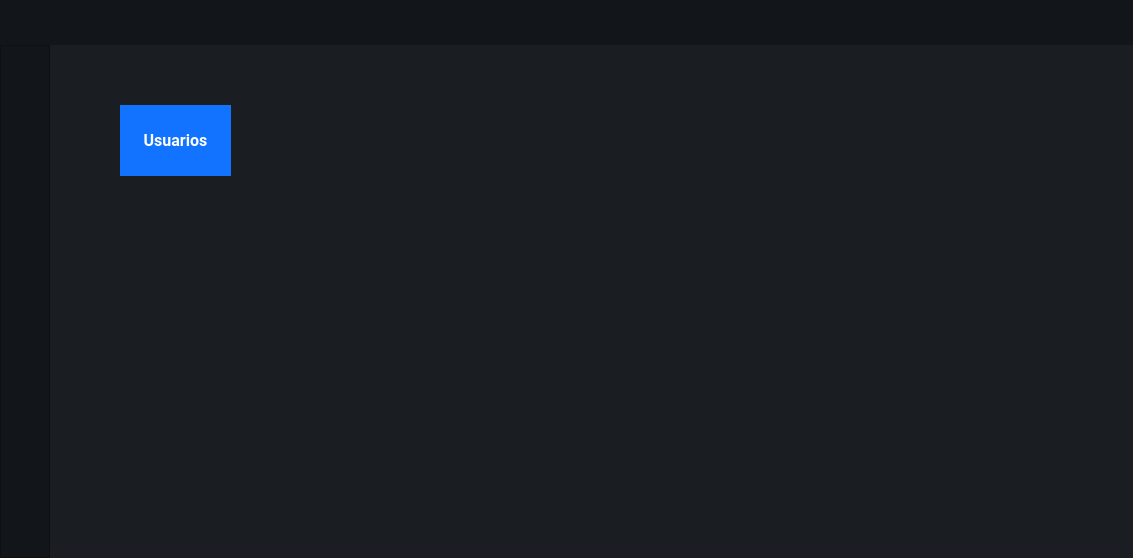
Qt form Interfaces/main/main_ui.ui (juanignaciocansillieri/Proyecto-Final) before a commit.
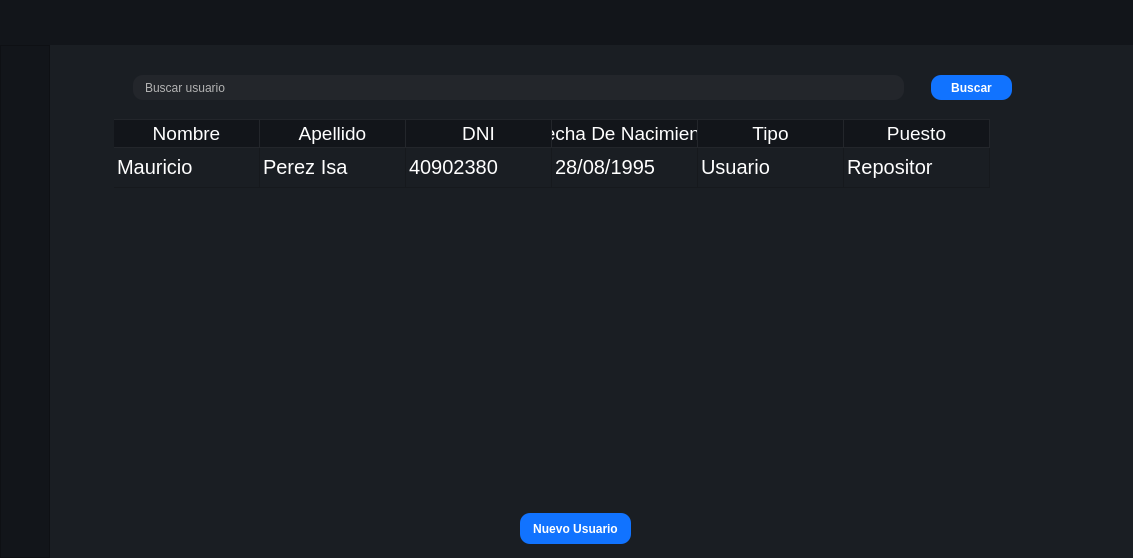
The same form after that commit. The open tabs and pages were chosen to show the change. Icons and pictures are not drawn.

```diff
--- a/Interfaces/main/main_ui.ui
+++ b/Interfaces/main/main_ui.ui
@@ -957,29 +957,360 @@
              </widget>
             </widget>
             <widget class="QWidget" name="page_usuarios">
-             <widget class="QLabel" name="label_4">
+             <widget class="QFrame" name="frame_principal_usuarios">
               <property name="geometry">
                <rect>
-                <x>70</x>
-                <y>60</y>
-                <width>111</width>
-                <height>71</height>
+                <x>0</x>
+                <y>0</y>
+                <width>1071</width>
+                <height>511</height>
                </rect>
               </property>
-              <property name="font">
-               <font>
-                <family>Roboto</family>
-                <pointsize>12</pointsize>
-                <weight>75</weight>
-                <bold>true</bold>
-               </font>
+              <property name="minimumSize">
+               <size>
+                <width>0</width>
+                <height>503</height>
+               </size>
               </property>
-              <property name="styleSheet">
-               <string notr="true">background-color: rgb(17, 115, 255);</string>
+              <property name="frameShape">
+               <enum>QFrame::StyledPanel</enum>
               </property>
-              <property name="text">
-               <string>&lt;html&gt;&lt;head/&gt;&lt;body&gt;&lt;p align=&quot;center&quot;&gt;&lt;span style=&quot; color:#ffffff;&quot;&gt;Usuarios&lt;/span&gt;&lt;/p&gt;&lt;/body&gt;&lt;/html&gt;</string>
+              <property name="frameShadow">
+               <enum>QFrame::Raised</enum>
               </property>
+              <layout class="QVBoxLayout" name="verticalLayout_8">
+               <property name="spacing">
+                <number>0</number>
+               </property>
+               <property name="leftMargin">
+                <number>0</number>
+               </property>
+               <property name="topMargin">
+                <number>0</number>
+               </property>
+               <property name="rightMargin">
+                <number>0</number>
+               </property>
+               <property name="bottomMargin">
+                <number>0</number>
+               </property>
+               <item alignment="Qt::AlignTop">
+                <widget class="QFrame" name="frame_superior">
+                 <property name="minimumSize">
+                  <size>
+                   <width>900</width>
+                   <height>65</height>
+                  </size>
+                 </property>
+                 <property name="maximumSize">
+                  <size>
+                   <width>16777215</width>
+                   <height>50</height>
+                  </size>
+                 </property>
+                 <property name="frameShape">
+                  <enum>QFrame::StyledPanel</enum>
+                 </property>
+                 <property name="frameShadow">
+                  <enum>QFrame::Raised</enum>
+                 </property>
+                 <layout class="QVBoxLayout" name="verticalLayout_9">
+                  <item alignment="Qt::AlignHCenter|Qt::AlignVCenter">
+                   <widget class="QGroupBox" name="groupBox_2">
+                    <property name="minimumSize">
+                     <size>
+                      <width>990</width>
+                      <height>50</height>
+                     </size>
+                    </property>
+                    <property name="maximumSize">
+                     <size>
+                      <width>0</width>
+                      <height>70</height>
+                     </size>
+                    </property>
+                    <property name="title">
+                     <string/>
+                    </property>
+                    <widget class="QLineEdit" name="lineEdit_2">
+                     <property name="geometry">
+                      <rect>
+                       <x>43</x>
+                       <y>21</y>
+                       <width>771</width>
+                       <height>25</height>
+                      </rect>
+                     </property>
+                     <property name="styleSheet">
+                      <string notr="true">QLineEdit{
+background-color: #23262b;
+border-radius: 10px;
+padding:0 10px;
+color: #b3b3b3;
+}
+
+
+QLineEdit:focus{
+border: 1px solid rgb(75, 75, 75);
+}</string>
+                     </property>
+                     <property name="text">
+                      <string>Buscar usuario</string>
+                     </property>
+                     <property name="placeholderText">
+                      <string>Buscar un producto</string>
+                     </property>
+                    </widget>
+                    <widget class="QPushButton" name="pushButton_3">
+                     <property name="geometry">
+                      <rect>
+                       <x>841</x>
+                       <y>21</y>
+                       <width>81</width>
+                       <height>25</height>
+                      </rect>
+                     </property>
+                     <property name="cursor">
+                      <cursorShape>PointingHandCursor</cursorShape>
+                     </property>
+                     <property name="styleSheet">
+                      <string notr="true">QPushButton{
+background-color: #1173ff;
+color: #fff;
+border-radius:10px;
+font-weight:bold;
+}
+QPushButton:hover{
+background-color: #45a9f0;
+}</string>
+                     </property>
+                     <property name="text">
+                      <string>Buscar</string>
+                     </property>
+                    </widget>
+                   </widget>
+                  </item>
+                 </layout>
+                </widget>
+               </item>
+               <item>
+                <widget class="QFrame" name="frame_7">
+                 <property name="minimumSize">
+                  <size>
+                   <width>0</width>
+                   <height>288</height>
+                  </size>
+                 </property>
+                 <property name="maximumSize">
+                  <size>
+                   <width>16777215</width>
+                   <height>500</height>
+                  </size>
+                 </property>
+                 <property name="frameShape">
+                  <enum>QFrame::StyledPanel</enum>
+                 </property>
+                 <property name="frameShadow">
+                  <enum>QFrame::Raised</enum>
+                 </property>
+                 <layout class="QVBoxLayout" name="verticalLayout_10">
+                  <item>
+                   <widget class="QTableWidget" name="tableWidget_2">
+                    <property name="minimumSize">
+                     <size>
+                      <width>0</width>
+                      <height>0</height>
+                     </size>
+                    </property>
+                    <property name="styleSheet">
+                     <string notr="true">QTableWidget{
+color:#fff;
+font-size: 20px;
+border-style: none;
+margin-left: 55px;
+}
+
+
+QHeaderView::section {
+    background-color: #12151a;
+	color:#fff;
+    font-size: 14pt;
+    border-style: none;
+    border-bottom: 1px solid #23262b;
+    border-right: 1px solid #23262b;
+}
+
+QHeaderView::section:horizontal
+{
+
+    border-top: 1px solid #23262b;
+}
+
+QHeaderView::section:vertical
+{
+
+    border-left: 1px solid #23262b;
+}</string>
+                    </property>
+                    <property name="editTriggers">
+                     <set>QAbstractItemView::NoEditTriggers</set>
+                    </property>
+                    <property name="textElideMode">
+                     <enum>Qt::ElideRight</enum>
+                    </property>
+                    <property name="showGrid">
+                     <bool>true</bool>
+                    </property>
+                    <property name="gridStyle">
+                     <enum>Qt::SolidLine</enum>
+                    </property>
+                    <property name="sortingEnabled">
+                     <bool>false</bool>
+                    </property>
+                    <property name="wordWrap">
+                     <bool>true</bool>
+                    </property>
+                    <property name="cornerButtonEnabled">
+                     <bool>true</bool>
+                    </property>
+                    <attribute name="horizontalHeaderVisible">
+                     <bool>true</bool>
+                    </attribute>
+                    <attribute name="horizontalHeaderCascadingSectionResizes">
+                     <bool>false</bool>
+                    </attribute>
+                    <attribute name="horizontalHeaderDefaultSectionSize">
+                     <number>146</number>
+                    </attribute>
+                    <attribute name="horizontalHeaderHighlightSections">
+                     <bool>true</bool>
+                    </attribute>
+                    <attribute name="verticalHeaderVisible">
+                     <bool>false</bool>
+                    </attribute>
+                    <attribute name="verticalHeaderDefaultSectionSize">
+                     <number>40</number>
+                    </attribute>
+                    <attribute name="verticalHeaderHighlightSections">
+                     <bool>true</bool>
+                    </attribute>
+                    <attribute name="verticalHeaderMinimumSectionSize">
+                     <number>20</number>
+                    </attribute>
+                    <row>
+                     <property name="text">
+                      <string>1</string>
+                     </property>
+                    </row>
+                    <column>
+                     <property name="text">
+                      <string>Nombre</string>
+                     </property>
+                    </column>
+                    <column>
+                     <property name="text">
+                      <string>Apellido</string>
+                     </property>
+                    </column>
+                    <column>
+                     <property name="text">
+                      <string>DNI</string>
+                     </property>
+                    </column>
+                    <column>
+                     <property name="text">
+                      <string>Fecha De Nacimiento</string>
+                     </property>
+                    </column>
+                    <column>
+                     <property name="text">
+                      <string>Tipo</string>
+                     </property>
+                    </column>
+                    <column>
+                     <property name="text">
+                      <string>Puesto</string>
+                     </property>
+                    </column>
+                    <item row="0" column="0">
+                     <property name="text">
+                      <string>Mauricio</string>
+                     </property>
+                    </item>
+                    <item row="0" column="1">
+                     <property name="text">
+                      <string>Perez Isa</string>
+                     </property>
+                    </item>
+                    <item row="0" column="2">
+                     <property name="text">
+                      <string>40902380</string>
+                     </property>
+                    </item>
+                    <item row="0" column="3">
+                     <property name="text">
+                      <string>28/08/1995</string>
+                     </property>
+                    </item>
+                    <item row="0" column="4">
+                     <property name="text">
+                      <string>Usuario</string>
+                     </property>
+                    </item>
+                    <item row="0" column="5">
+                     <property name="text">
+                      <string>Repositor</string>
+                     </property>
+                    </item>
+                   </widget>
+                  </item>
+                 </layout>
+                </widget>
+               </item>
+               <item>
+                <widget class="QFrame" name="frame_btn_usuario">
+                 <property name="minimumSize">
+                  <size>
+                   <width>0</width>
+                   <height>53</height>
+                  </size>
+                 </property>
+                 <property name="frameShape">
+                  <enum>QFrame::StyledPanel</enum>
+                 </property>
+                 <property name="frameShadow">
+                  <enum>QFrame::Raised</enum>
+                 </property>
+                 <widget class="QPushButton" name="btn_nuevo_usuario">
+                  <property name="geometry">
+                   <rect>
+                    <x>470</x>
+                    <y>10</y>
+                    <width>111</width>
+                    <height>31</height>
+                   </rect>
+                  </property>
+                  <property name="cursor">
+                   <cursorShape>PointingHandCursor</cursorShape>
+                  </property>
+                  <property name="styleSheet">
+                   <string notr="true">QPushButton{
+background-color: #1173ff;
+color: #fff;
+border-radius:10px;
+font-weight:bold;
+}
+QPushButton:hover{
+background-color: #45a9f0;
+}</string>
+                  </property>
+                  <property name="text">
+                   <string>Nuevo Usuario</string>
+                  </property>
+                 </widget>
+                </widget>
+               </item>
+              </layout>
              </widget>
             </widget>
            </widget>
```
Left out of the diff: 4 changed lines with no effect on the pictures.
